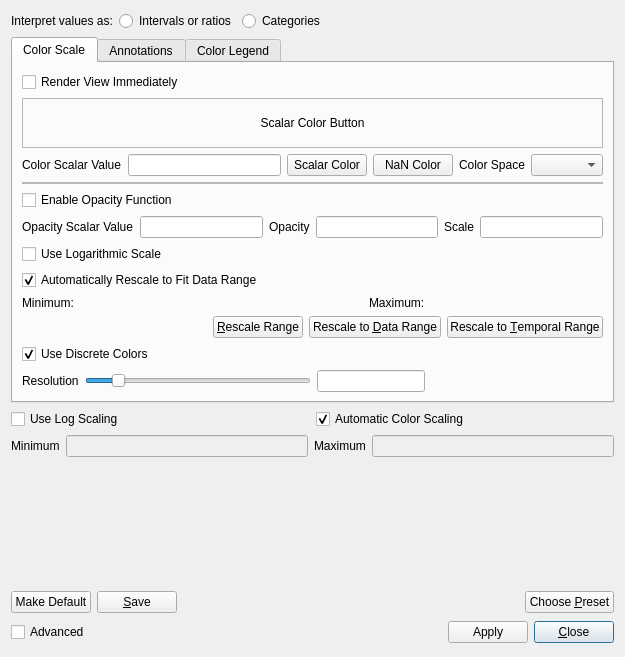
Above: Qt/Components/Resources/UI/pqColorScaleDialog.ui from Kitware/ParaView before the change. Below: the same form after it.
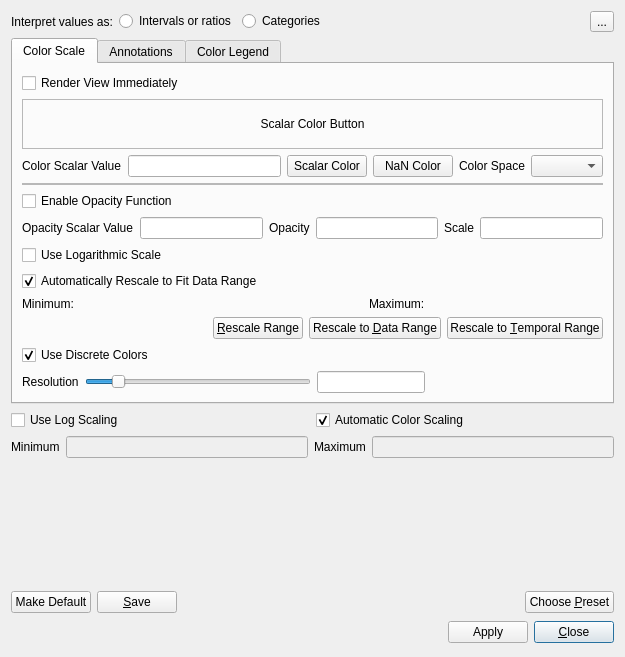
That is the form after the change. Icons and pictures are not drawn. Custom widgets are drawn as their Qt base class.

Commit message: Use Advanced toggle button of Proxy panel for Color Editor

The edit to the form file:
```diff
--- a/Qt/Components/Resources/UI/pqColorScaleDialog.ui
+++ b/Qt/Components/Resources/UI/pqColorScaleDialog.ui
@@ -50,6 +50,23 @@
        </property>
       </spacer>
      </item>
+     <item>
+      <widget class="QToolButton" name="AdvancedButton">
+       <property name="toolTip">
+        <string>&lt;html&gt;&lt;head/&gt;&lt;body&gt;&lt;p&gt;Toggle advanced properties&lt;/p&gt;&lt;/body&gt;&lt;/html&gt;</string>
+       </property>
+       <property name="text">
+        <string>...</string>
+       </property>
+       <property name="icon">
+        <iconset resource="../pqComponents.qrc">
+         <normaloff>:/pqWidgets/Icons/pqAdvanced26.png</normaloff>:/pqWidgets/Icons/pqAdvanced26.png</iconset>
+       </property>
+       <property name="checkable">
+        <bool>true</bool>
+       </property>
+      </widget>
+     </item>
     </layout>
    </item>
    <item>
@@ -1221,13 +1238,6 @@
    </item>
    <item>
     <layout class="QHBoxLayout" name="ModelessButtonPanel">
-     <item>
-      <widget class="QCheckBox" name="SwitchToAdvanced">
-       <property name="text">
-        <string>Advanced</string>
-       </property>
-      </widget>
-     </item>
      <item>
       <spacer>
        <property name="orientation">
```
Left out of the diff: 5 changed lines with no effect on the pictures. The commit also changes 1 other file.
